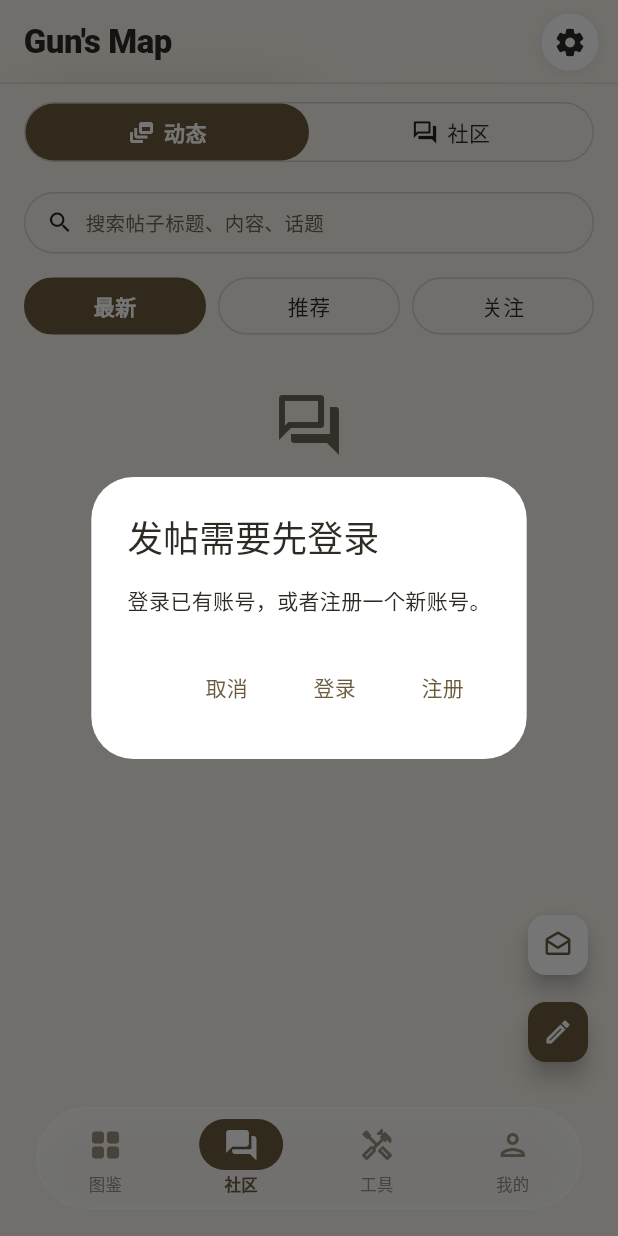
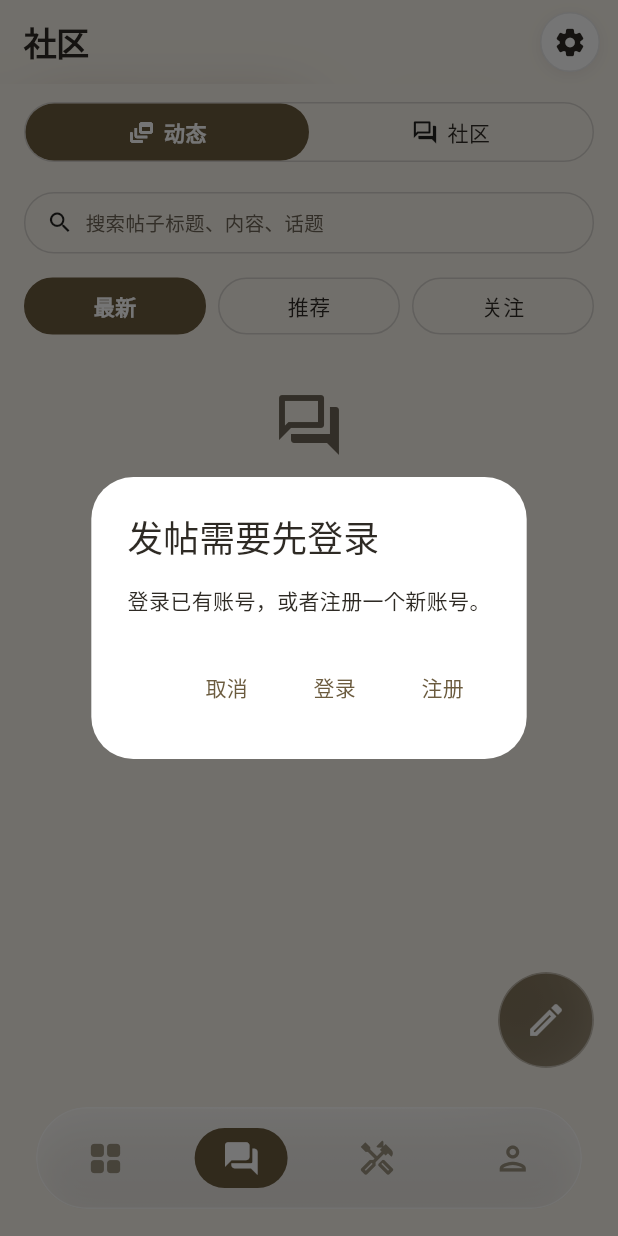
Before and after one commit to wangtao969/guns-map, a Flutter app: the screen it shows after launch, item 2 of the bottom bar chosen, after a tap on the "edit" icon, on a phone screen of 412 x 824 dp. Run offline on Flutter 3.47's test engine with Material 3 defaults, Android fonts, the phone set to English and light mode, and no system bars; accounts and stored records are empty.

Commit message:
v1.9.2: 底部Tab去文字+液态玻璃导航+板块名左上角+图鉴放大镜搜索+社区大号玻璃发帖钮

```diff
--- a/lib/main.dart
+++ b/lib/main.dart
@@ -199,18 +199,30 @@ class _FloatingNavBar extends StatelessWidget {
         child: ClipRRect(
           borderRadius: BorderRadius.circular(34),
           child: BackdropFilter(
-            filter: ImageFilter.blur(sigmaX: 20, sigmaY: 20),
-            child: Container(
+            filter: ImageFilter.blur(sigmaX: 28, sigmaY: 28),
+            child: Stack(
+              children: [
+                Container(
                   height: 68,
                   decoration: BoxDecoration(
-                color: dark
-                    ? const Color(0xFF1E1C19).withValues(alpha: 0.72)
-                    : Colors.white.withValues(alpha: 0.72),
+                    gradient: LinearGradient(
+                      begin: Alignment.topCenter,
+                      end: Alignment.bottomCenter,
+                      colors: dark
+                          ? [
+                              const Color(0xFF2E2A26).withValues(alpha: 0.62),
+                              const Color(0xFF1E1C19).withValues(alpha: 0.42),
+                            ]
+                          : [
+                              Colors.white.withValues(alpha: 0.58),
+                              Colors.white.withValues(alpha: 0.32),
+                            ],
+                    ),
                     borderRadius: BorderRadius.circular(34),
                     border: Border.all(
                       color: dark
-                      ? Colors.white.withValues(alpha: 0.12)
-                      : Colors.white.withValues(alpha: 0.6),
+                          ? Colors.white.withValues(alpha: 0.20)
+                          : Colors.white.withValues(alpha: 0.65),
                     ),
                     boxShadow: [
                       BoxShadow(
@@ -226,12 +238,31 @@ class _FloatingNavBar extends StatelessWidget {
                         Expanded(child: _NavItem(
                           icon: _HomePageState._tabs[i].$1,
                           activeIcon: _HomePageState._tabs[i].$2,
-                      label: tr(_HomePageState._tabs[i].$3),
                           selected: index == i,
                           onTap: () => onTap(i),
                         )),
                     ],
                   ),
+                ),
+                // 顶部高光线：液态玻璃的反光边缘。
+                Positioned(
+                  top: 0,
+                  left: 28,
+                  right: 28,
+                  child: Container(
+                    height: 1.5,
+                    decoration: BoxDecoration(
+                      gradient: LinearGradient(
+                        colors: [
+                          Colors.white.withValues(alpha: 0.0),
+                          Colors.white.withValues(alpha: 0.55),
+                          Colors.white.withValues(alpha: 0.0),
+                        ],
+                      ),
+                    ),
+                  ),
+                ),
+              ],
             ),
           ),
         ),
@@ -240,16 +271,15 @@ class _FloatingNavBar extends StatelessWidget {
   }
 }
 
+/// 底部导航项：只显示图标，不显示文字；选中态为铜色药丸。
 class _NavItem extends StatelessWidget {
   final IconData icon;
   final IconData activeIcon;
-  final String label;
   final bool selected;
   final VoidCallback onTap;
   const _NavItem({
     required this.icon,
     required this.activeIcon,
-    required this.label,
     required this.selected,
     required this.onTap,
   });
@@ -262,34 +292,22 @@ class _NavItem extends StatelessWidget {
     return GestureDetector(
       onTap: onTap,
       behavior: HitTestBehavior.opaque,
-      child: Column(
-        mainAxisAlignment: MainAxisAlignment.center,
-        children: [
-          AnimatedContainer(
+      child: Center(
+        child: AnimatedContainer(
           duration: const Duration(milliseconds: 200),
-            padding: const EdgeInsets.symmetric(horizontal: 16, vertical: 5),
+          padding: const EdgeInsets.symmetric(horizontal: 18, vertical: 7),
           decoration: BoxDecoration(
             color: selected ? bronze : Colors.transparent,
             borderRadius: BorderRadius.circular(20),
           ),
           child: Icon(
             selected ? activeIcon : icon,
-              size: 24,
+            size: 26,
             color: selected
                 ? (dark ? const Color(0xFF121110) : Colors.white)
                 : grey,
           ),
         ),
-          const SizedBox(height: 2),
-          Text(
-            label,
-            style: TextStyle(
-              fontSize: 11,
-              fontWeight: selected ? FontWeight.bold : FontWeight.normal,
-              color: selected ? bronze : grey,
-            ),
-          ),
-        ],
       ),
     );
   }
--- a/lib/screens/catalog_screen.dart
+++ b/lib/screens/catalog_screen.dart
@@ -21,6 +21,7 @@ class CatalogScreen extends StatefulWidget {
 
 class _CatalogScreenState extends State<CatalogScreen> {
   String _query = '';
+  bool _searchExpanded = false;
 
   @override
   Widget build(BuildContext context) {
@@ -41,15 +42,45 @@ class _CatalogScreenState extends State<CatalogScreen> {
     return Scaffold(
       backgroundColor: Colors.transparent,
       extendBodyBehindAppBar: true,
-      appBar: const GunsMapAppBar(),
+      appBar: GunsMapAppBar(title: tr('tab_catalog')),
       body: SafeArea(
         top: true,
         bottom: false,
         child: ListView(
           padding: const EdgeInsets.fromLTRB(16, 12 + kToolbarHeight, 16, 16),
           children: [
-            // 药丸形搜索框
-            Container(
+            // 搜索：平时只显示一个放大镜圆钮，点开才展开成输入框；
+            // 收起时清空搜索，避免看不见的筛选条件留在后台。
+            if (!_searchExpanded)
+              Row(
+                children: [
+                  const Spacer(),
+                  GestureDetector(
+                    onTap: () => setState(() => _searchExpanded = true),
+                    child: Container(
+                      width: 44,
+                      height: 44,
+                      decoration: BoxDecoration(
+                        shape: BoxShape.circle,
+                        color: cardBg,
+                        boxShadow: [
+                          BoxShadow(
+                            color: Colors.black.withValues(alpha: 0.06),
+                            blurRadius: 12,
+                            offset: const Offset(0, 4),
+                          ),
+                        ],
+                      ),
+                      child: Icon(Icons.search, color: bronze, size: 22),
+                    ),
+                  ),
+                ],
+              )
+            else
+              Row(
+                children: [
+                  Expanded(
+                    child: Container(
                       decoration: BoxDecoration(
                         color: cardBg,
                         borderRadius: BorderRadius.circular(30),
@@ -62,15 +93,43 @@ class _CatalogScreenState extends State<CatalogScreen> {
                         ],
                       ),
                       child: TextField(
+                        autofocus: true,
                         decoration: InputDecoration(
                           hintText: tr('search_gun_hint'),
                           hintStyle: TextStyle(color: grey),
                           prefixIcon: Icon(Icons.search, color: bronze),
                           border: InputBorder.none,
-                  contentPadding: const EdgeInsets.symmetric(vertical: 14),
+                          contentPadding:
+                              const EdgeInsets.symmetric(vertical: 14),
                         ),
                         onChanged: (v) => setState(() => _query = v),
                       ),
+                    ),
+                  ),
+                  const SizedBox(width: 8),
+                  GestureDetector(
+                    onTap: () => setState(() {
+                      _searchExpanded = false;
+                      _query = '';
+                    }),
+                    child: Container(
+                      width: 44,
+                      height: 44,
+                      decoration: BoxDecoration(
+                        shape: BoxShape.circle,
+                        color: cardBg,
+                        boxShadow: [
+                          BoxShadow(
+                            color: Colors.black.withValues(alpha: 0.06),
+                            blurRadius: 12,
+                            offset: const Offset(0, 4),
+                          ),
+                        ],
+                      ),
+                      child: Icon(Icons.close, color: grey, size: 20),
+                    ),
+                  ),
+                ],
               ),
             const SizedBox(height: 12),
             // 收藏完成度 + 赛季倒计时（登录后显示，点进收藏柜 / 任务页）。
--- a/lib/screens/community_screen.dart
+++ b/lib/screens/community_screen.dart
@@ -1,3 +1,4 @@
+import 'dart:ui';
 import 'package:flutter/foundation.dart';
 import 'package:flutter/material.dart';
 import '../community_store.dart';
@@ -75,15 +76,6 @@ class _CommunityScreenState extends State<CommunityScreen> {
     }
   }
 
-  void _openDraft() {
-    if (communityStore.draft == null) {
-      ScaffoldMessenger.of(context).showSnackBar(
-        const SnackBar(content: Text('暂无草稿')),
-      );
-      return;
-    }
-    _openComposer();
-  }
 
   void _search(String q) {
     Navigator.push(
@@ -777,7 +769,7 @@ class _CommunityScreenState extends State<CommunityScreen> {
           _maybeOnboarding(current);
           return Scaffold(
             extendBodyBehindAppBar: true,
-            appBar: const GunsMapAppBar(),
+            appBar: GunsMapAppBar(title: tr('tab_community')),
             body: Padding(
               padding: EdgeInsets.only(
                   top: MediaQuery.of(context).padding.top + kToolbarHeight),
@@ -804,32 +796,64 @@ class _CommunityScreenState extends State<CommunityScreen> {
                           : _homeView(current, grey),
                     ),
                   ),
-                      // 动态页右下角小圆钮：上面草稿箱、下面发动态。
+                      // 动态页右下角发帖钮：大号圆形液态玻璃（草稿箱已去掉，
+                      // 草稿仍在发帖器里自动带出，不用单独入口）。
                       if (_view == 'feed')
                         Positioned(
                           right: 16,
                           bottom: 16,
-                          child: Column(
-                            mainAxisSize: MainAxisSize.min,
-                            children: [
-                              FloatingActionButton.small(
-                                heroTag: 'draft',
-                                onPressed: _openDraft,
-                                backgroundColor: Colors.white,
-                                foregroundColor: const Color(0xFF6B5B3E),
-                                child: const Icon(Icons.drafts_outlined,
-                                    size: 20),
+                          child: GestureDetector(
+                            onTap: _openComposer,
+                            child: ClipOval(
+                              child: BackdropFilter(
+                                filter: ImageFilter.blur(
+                                    sigmaX: 25, sigmaY: 25),
+                                child: Container(
+                                  width: 64,
+                                  height: 64,
+                                  decoration: BoxDecoration(
+                                    shape: BoxShape.circle,
+                                    gradient: LinearGradient(
+                                      begin: Alignment.topLeft,
+                                      end: Alignment.bottomRight,
+                                      colors: dark
+                                          ? [
+                                              const Color(0xFFC9A86A)
+                                                  .withValues(alpha: 0.85),
+                                              const Color(0xFF6B5B3E)
+                                                  .withValues(alpha: 0.60),
+                                            ]
+                                          : [
+                                              const Color(0xFF6B5B3E)
+                                                  .withValues(alpha: 0.85),
+                                              const Color(0xFF6B5B3E)
+                                                  .withValues(alpha: 0.60),
+                                            ],
+                                    ),
+                                    border: Border.all(
+                                      color: Colors.white
+                                          .withValues(alpha: 0.45),
+                                      width: 1.2,
+                                    ),
+                                    boxShadow: [
+                                      BoxShadow(
+                                        color: Colors.black
+                                            .withValues(alpha: 0.18),
+                                        blurRadius: 16,
+                                        offset: const Offset(0, 6),
+                                      ),
+                                    ],
+                                  ),
+                                  child: Icon(
+                                    Icons.edit_outlined,
+                                    size: 28,
+                                    color: dark
+                                        ? const Color(0xFF121110)
+                                        : Colors.white,
+                                  ),
+                                ),
                               ),
-                              const SizedBox(height: 10),
-                              FloatingActionButton.small(
-                                heroTag: 'compose',
-                                onPressed: _openComposer,
-                                backgroundColor: const Color(0xFF6B5B3E),
-                                foregroundColor: Colors.white,
-                                child: const Icon(Icons.edit_outlined,
-                                    size: 20),
-                              ),
-                            ],
+                            ),
                           ),
                         ),
                     ],
--- a/lib/screens/my_screen.dart
+++ b/lib/screens/my_screen.dart
@@ -25,7 +25,7 @@ class MyScreen extends StatelessWidget {
         final me = communityStore.current;
         return Scaffold(
           extendBodyBehindAppBar: true,
-          appBar: const GunsMapAppBar(),
+          appBar: GunsMapAppBar(title: tr('tab_mine')),
           body: ListView(
             padding: EdgeInsets.fromLTRB(
                 16,
--- a/lib/screens/settings_screen.dart
+++ b/lib/screens/settings_screen.dart
@@ -14,7 +14,7 @@ import 'community_account_dialogs.dart';
 import 'feedback_screen.dart';
 
 /// 当前版本：每次发版时与 pubspec.yaml 一起改。
-const String appVersion = '1.9.1';
+const String appVersion = '1.9.2';
 
 /// 设置页：主题切换与关于信息。
 class SettingsScreen extends StatelessWidget {
--- a/lib/screens/tools_screen.dart
+++ b/lib/screens/tools_screen.dart
@@ -1,4 +1,5 @@
 import 'package:flutter/material.dart';
+import '../i18n.dart';
 import '../widgets/app_top_bar.dart';
 import 'accessories_screen.dart';
 import 'community_collection_screen.dart';
@@ -17,7 +18,7 @@ class ToolsScreen extends StatelessWidget {
   Widget build(BuildContext context) {
     return Scaffold(
       extendBodyBehindAppBar: true,
-      appBar: const GunsMapAppBar(),
+      appBar: GunsMapAppBar(title: tr('tab_tools')),
       body: ListView(
         padding: EdgeInsets.fromLTRB(
             16, MediaQuery.of(context).padding.top + kToolbarHeight + 16, 16, 16),
--- a/lib/widgets/app_top_bar.dart
+++ b/lib/widgets/app_top_bar.dart
@@ -2,7 +2,7 @@ import 'dart:ui';
 import 'package:flutter/material.dart';
 import '../screens/settings_screen.dart';
 
-/// 毛玻璃底：半透明底色 + 模糊 + 底部细线。
+/// 毛玻璃底：半透明底色 + 模糊（底部细线已按要求去掉）。
 /// 主 Tab 页与设置页用 extendBodyBehindAppBar 让内容从栏下滚动而过，
 /// 模糊效果才真实可见；其余子页正常布局，栏本身仍是半透明毛玻璃样式。
 class _GlassBackground extends StatelessWidget {
@@ -14,29 +14,24 @@ class _GlassBackground extends StatelessWidget {
     final tint = dark
         ? const Color(0xFF121110).withValues(alpha: 0.72)
         : const Color(0xFFF7F2E9).withValues(alpha: 0.72);
-    final line = dark
-        ? Colors.white.withValues(alpha: 0.12)
-        : Colors.black.withValues(alpha: 0.08);
     return ClipRect(
       child: BackdropFilter(
         filter: ImageFilter.blur(sigmaX: 20, sigmaY: 20),
-        child: Container(
-          decoration: BoxDecoration(
-            color: tint,
-            border: Border(bottom: BorderSide(color: line)),
-          ),
-        ),
+        child: Container(color: tint),
       ),
     );
   }
 }
 
-/// 全局统一顶栏（毛玻璃）：左上角 App 名（加粗放大），右上角齿轮圆形设置按钮。
-/// 只在首页四个主页面显示；子页面一律用 SubPageAppBar，不再出现 App 名与齿轮。
+/// 主 Tab 顶栏（毛玻璃）：左上角显示当前板块名，右上角齿轮圆形设置按钮。
+/// 只在首页四个主页面显示；子页面一律用 SubPageAppBar，不再出现板块名与齿轮。
 class GunsMapAppBar extends StatelessWidget implements PreferredSizeWidget {
+  /// 左上角板块名（图鉴 / 社区 / 工具 / 我的）。
+  final String title;
   /// 设置页本身不再放齿轮按钮，避免重复进设置页。
   final bool showSettingsButton;
-  const GunsMapAppBar({super.key, this.showSettingsButton = true});
+  const GunsMapAppBar(
+      {super.key, required this.title, this.showSettingsButton = true});
 
   @override
   Size get preferredSize => const Size.fromHeight(kToolbarHeight);
@@ -53,7 +48,7 @@ class GunsMapAppBar extends StatelessWidget implements PreferredSizeWidget {
       scrolledUnderElevation: 0,
       flexibleSpace: const _GlassBackground(),
       title: Text(
-        "Gun's Map",
+        title,
         style: TextStyle(
           // 无衬线现代简洁体：Android 系统默认无衬线 Roboto，加粗字重。
           fontFamily: 'Roboto',
--- a/pubspec.yaml
+++ b/pubspec.yaml
@@ -1,7 +1,7 @@
 name: firearms_catalog
 description: 枪械图鉴 App 原型
 publish_to: 'none'
-version: 1.9.1+13
+version: 1.9.2+14
 
 environment:
   sdk: '>=3.0.0 <4.0.0'
```
Lines whose indentation alone changed are shown as unchanged.
